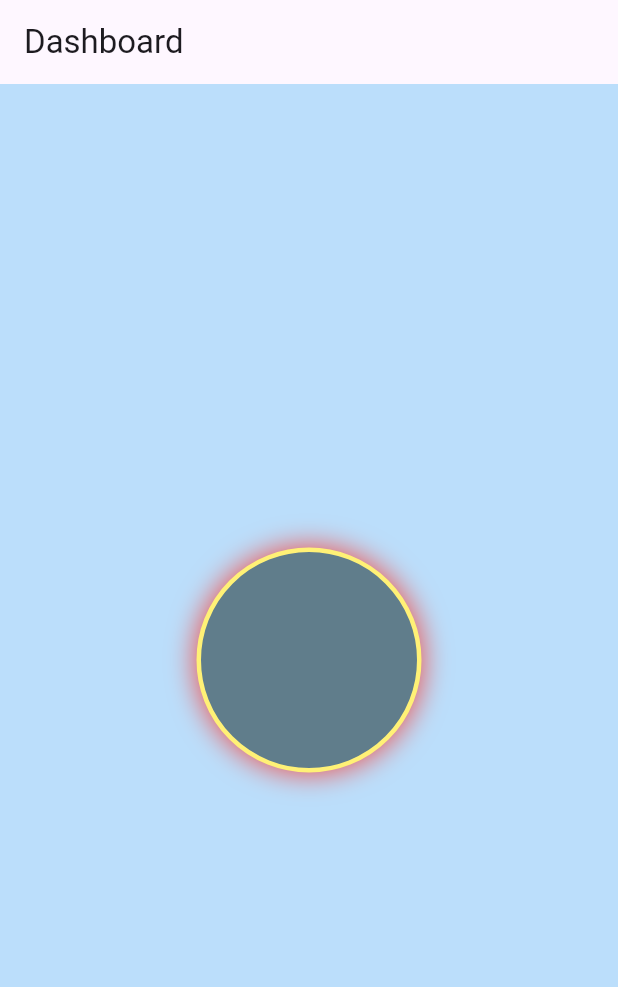
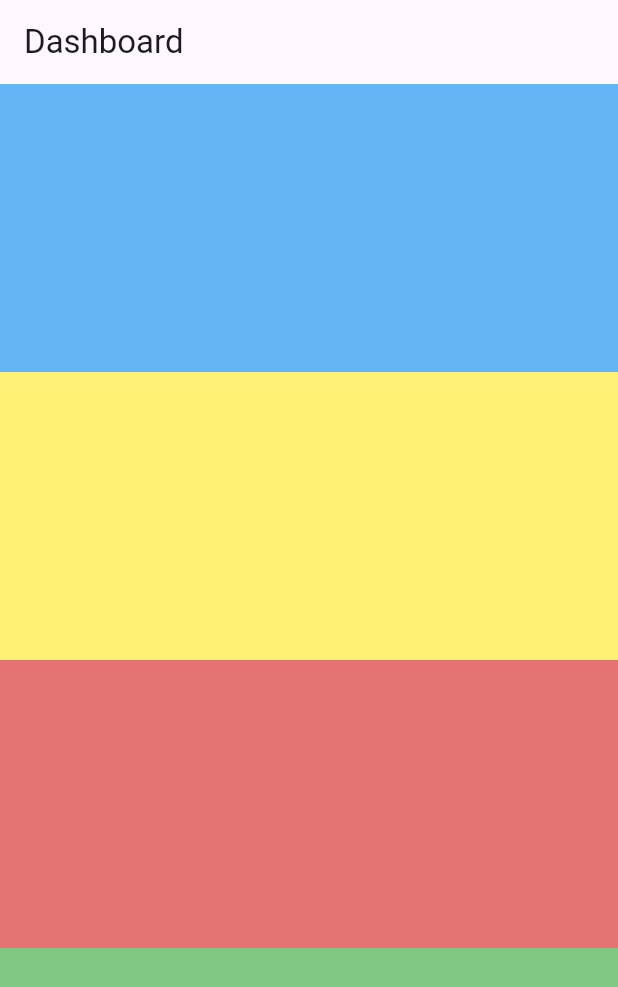
Before and after one commit to deep04shikha11/FlutterWork, a Flutter app: the screen it shows after launch, on a phone screen of 412 x 824 dp. Shown: the top 987 px of the screen. Run offline on Flutter 3.47's test engine with Material 3 defaults, Android fonts, the phone set to English and light mode, and no system bars.

Commit message:
Nre dofget for OB

```diff
--- a/lib/main.dart
+++ b/lib/main.dart
@@ -23,29 +23,25 @@ class DashboardScreen extends StatelessWidget {
   Widget build(BuildContext context) {
     return Scaffold(
       appBar: AppBar(title: const Text('Dashboard')),
-      body: Container(
-        width: double.infinity,
-        height: double.infinity,
-        color: Colors.blue.shade100,
-        child: Center(
-          child: Container(
-            width: 150,
-            height: 150,
-            decoration: BoxDecoration(
-              color: Colors.blueGrey,
-              // borderRadius: BorderRadius.circular(11),
-              border: Border.all(width: 3, color: Colors.yellow.shade300),
-              boxShadow: [
-                BoxShadow(
-                  blurRadius: 15,
-                  color: Colors.red.shade400,
-                  spreadRadius: 1,
-                ),
-              ],
-              shape: BoxShape.circle,
-            ),
+      body: Column(
+        children: [
+          Expanded(
+            flex: 2,
+            child: Container(height: 100, color: Colors.blue.shade300),
           ),
-        ),
+          Expanded(
+            flex: 2,
+            child: Container(height: 100, color: Colors.yellow.shade300),
+          ),
+          Expanded(
+            flex: 2,
+            child: Container(height: 100, color: Colors.red.shade300),
+          ),
+          Expanded(
+            flex: 2,
+            child: Container(height: 100, color: Colors.green.shade300),
+          ),
+        ],
       ),
     );
   }
--- /dev/null
+++ b/lib/main2.dart
@@ -0,0 +1,52 @@
+import 'package:flutter/material.dart';
+
+void main() {
+  runApp(FlutterApp());
+}
+
+class FlutterApp extends StatelessWidget {
+  const FlutterApp({super.key});
+
+  @override
+  Widget build(BuildContext context) {
+    return MaterialApp(
+      title: 'Flutter Demo',
+      theme: ThemeData(primarySwatch: Colors.blue),
+      home: DashboardScreen(),
+    );
+  }
+}
+
+class DashboardScreen extends StatelessWidget {
+  const DashboardScreen({super.key});
+  @override
+  Widget build(BuildContext context) {
+    return Scaffold(
+      appBar: AppBar(title: const Text('Dashboard')),
+      body: Container(
+        width: double.infinity,
+        height: double.infinity,
+        color: Colors.blue.shade100,
+        child: Center(
+          child: Container(
+            width: 150,
+            height: 150,
+            decoration: BoxDecoration(
+              color: Colors.blueGrey,
+              // borderRadius: BorderRadius.circular(11),
+              border: Border.all(width: 3, color: Colors.yellow.shade300),
+              boxShadow: [
+                BoxShadow(
+                  blurRadius: 15,
+                  color: Colors.red.shade400,
+                  spreadRadius: 1,
+                ),
+              ],
+              shape: BoxShape.circle,
+            ),
+          ),
+        ),
+      ),
+    );
+  }
+}
```
